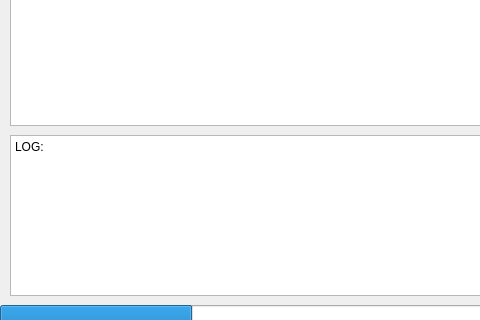
Old version of the form changeUI.ui in the repository KONG98/hitMaker; both pictures show x 0 to 480 and y 85 to 405 of the 800 by 500 pixel window.
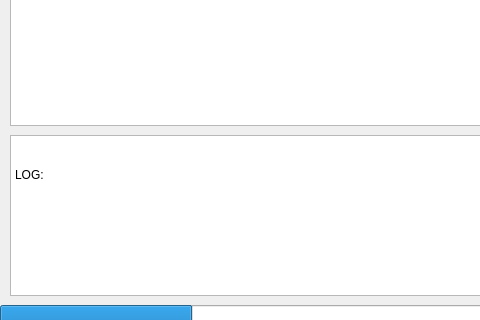
New version of the form.

Patch:
```diff
--- a/changeUI.ui
+++ b/changeUI.ui
@@ -43,10 +43,14 @@
     </property>
     <property name="html">
      <string>&lt;!DOCTYPE HTML PUBLIC &quot;-//W3C//DTD HTML 4.0//EN&quot; &quot;http://www.w3.org/TR/REC-html40/strict.dtd&quot;&gt;
-&lt;html&gt;&lt;head&gt;&lt;meta name=&quot;qrichtext&quot; content=&quot;1&quot; /&gt;&lt;style type=&quot;text/css&quot;&gt;
-p, li { white-space: pre-wrap; }
-&lt;/style&gt;&lt;/head&gt;&lt;body style=&quot; font-family:'SimSun'; font-size:9pt; font-weight:400; font-style:normal;&quot;&gt;
-&lt;p style=&quot; margin-top:0px; margin-bottom:0px; margin-left:0px; margin-right:0px; -qt-block-indent:0; text-indent:0px;&quot;&gt;LOG:&lt;/p&gt;&lt;/body&gt;&lt;/html&gt;</string>
+                        &lt;html&gt;&lt;head&gt;&lt;meta name=&quot;qrichtext&quot; content=&quot;1&quot; /&gt;&lt;style
+                        type=&quot;text/css&quot;&gt;
+                        p, li { white-space: pre-wrap; }
+                        &lt;/style&gt;&lt;/head&gt;&lt;body style=&quot; font-family:'SimSun'; font-size:9pt;
+                        font-weight:400; font-style:normal;&quot;&gt;
+                        &lt;p style=&quot; margin-top:0px; margin-bottom:0px; margin-left:0px; margin-right:0px;
+                        -qt-block-indent:0; text-indent:0px;&quot;&gt;LOG:&lt;/p&gt;&lt;/body&gt;&lt;/html&gt;
+                    </string>
     </property>
    </widget>
    <widget class="QProgressBar" name="progressBar">
```
Lines whose indentation alone changed are shown as unchanged.
